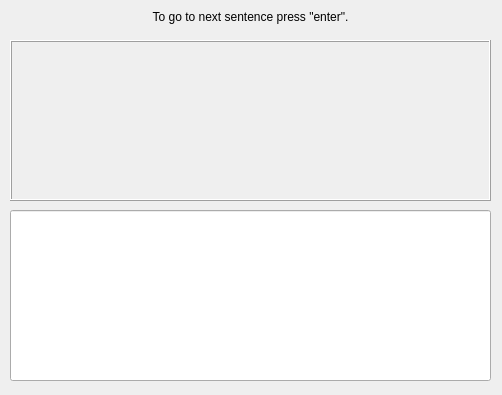
Before: the Qt Designer form Assignment6/text_entry_speed_test.ui in FelixKalley/reaction-test, drawn with Qt 5.
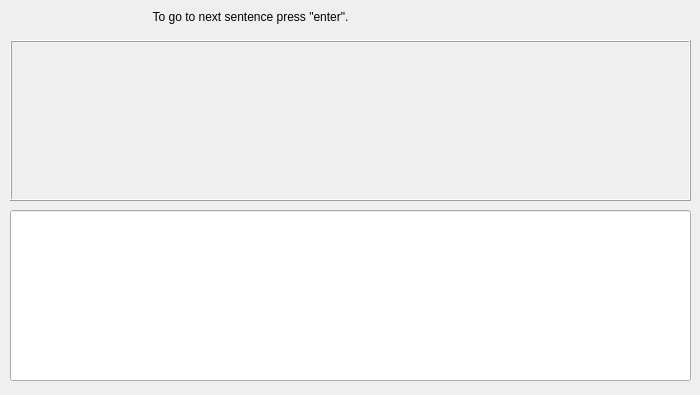
After: the same form once the commit is applied.

Commit message: logging implemented, 7 real sentences/rounds, window size is bigger, input.txt adapted

Diff of the .ui file:
```diff
--- a/Assignment6/text_entry_speed_test.ui
+++ b/Assignment6/text_entry_speed_test.ui
@@ -6,7 +6,7 @@
    <rect>
     <x>0</x>
     <y>0</y>
-    <width>502</width>
+    <width>700</width>
     <height>395</height>
    </rect>
   </property>
@@ -24,7 +24,7 @@
     <rect>
      <x>10</x>
      <y>40</y>
-     <width>481</width>
+     <width>681</width>
      <height>161</height>
     </rect>
    </property>
@@ -70,7 +70,7 @@
     <rect>
      <x>10</x>
      <y>210</y>
-     <width>481</width>
+     <width>681</width>
      <height>171</height>
     </rect>
    </property>
```
The commit also changes 2 other files.
